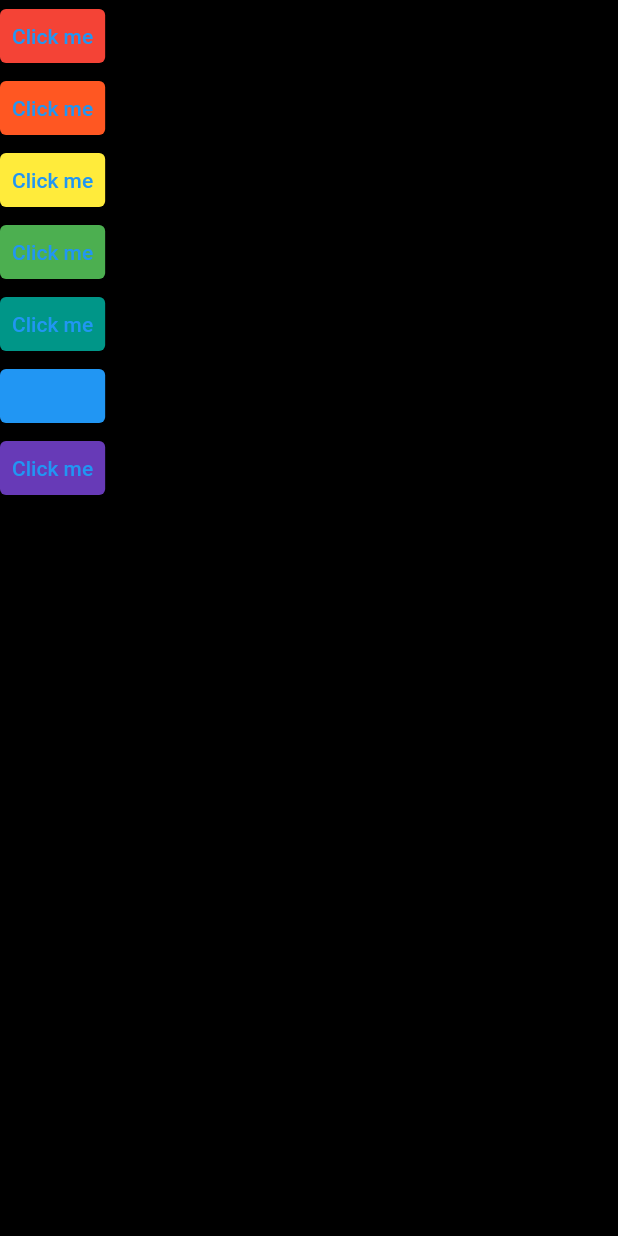
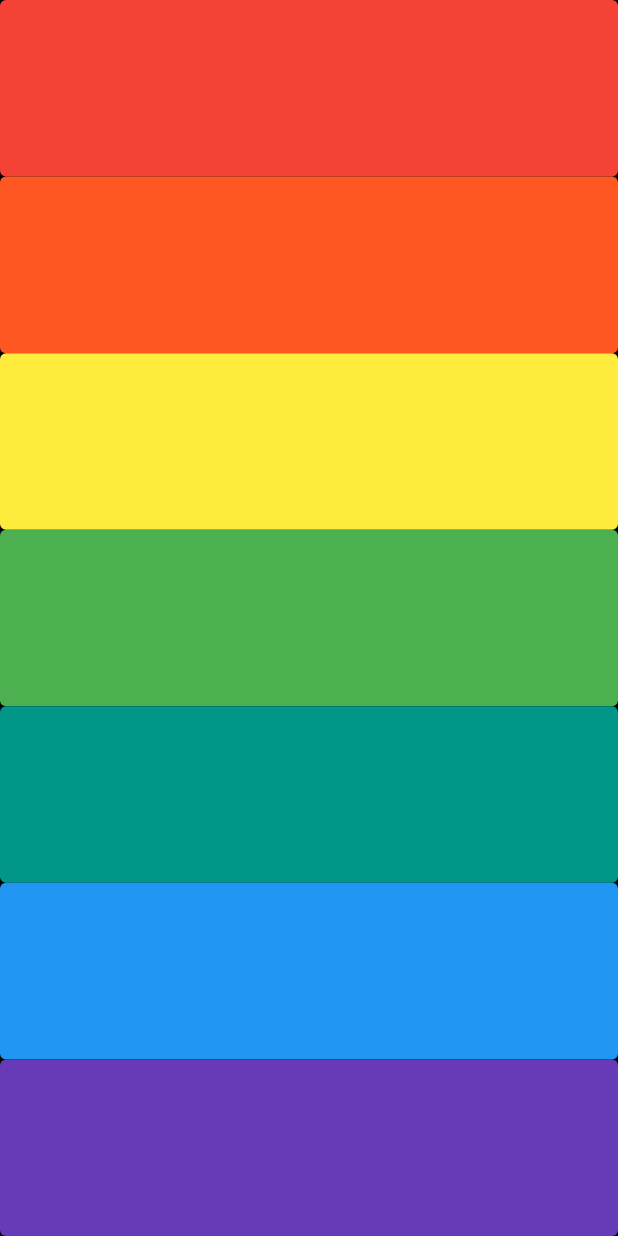
Before and after one commit to MaurizioSodano/xylophone-flutter, a Flutter app: the screen it shows after launch, on a phone screen of 412 x 824 dp. Run offline on Flutter 3.47's test engine with Material 2 defaults, Android fonts, the phone set to English and light mode, and no system bars; our stand-ins replace assets_audio_player.

Commit message:
used arrow function

```diff
--- a/lib/main.dart
+++ b/lib/main.dart
@@ -1,11 +1,9 @@
 import 'package:flutter/material.dart';
 import 'package:assets_audio_player/assets_audio_player.dart';
 
-void main() {
-  runApp(MyApp());
-}
+void main() => runApp(XylophoneApp());
 
-class MyApp extends StatelessWidget {
+class XylophoneApp extends StatelessWidget {
   final buttonColors = [
     Colors.red,
     Colors.deepOrange,
@@ -23,9 +21,11 @@ class MyApp extends StatelessWidget {
         backgroundColor: Colors.black,
         body: SafeArea(
           child: Column(
+            crossAxisAlignment: CrossAxisAlignment.stretch,
             children: [
               for (var i = 1; i <= 7; i += 1)
-                TextButton(
+                Expanded(
+                  child: TextButton(
                     onPressed: () {
                       AssetsAudioPlayer.newPlayer().open(
                         Audio("assets/note$i.wav"),
@@ -34,10 +34,11 @@ class MyApp extends StatelessWidget {
                       );
                       print("Clicked $i button");
                     },
-                  child: Text('Click me'),
+                    child: Text(''),
                     style: ButtonStyle(
                       backgroundColor:
                           MaterialStateProperty.all<Color>(buttonColors[i - 1]),
+                    ),
                   ),
                 )
             ],
```
Lines whose indentation alone changed are shown as unchanged.
